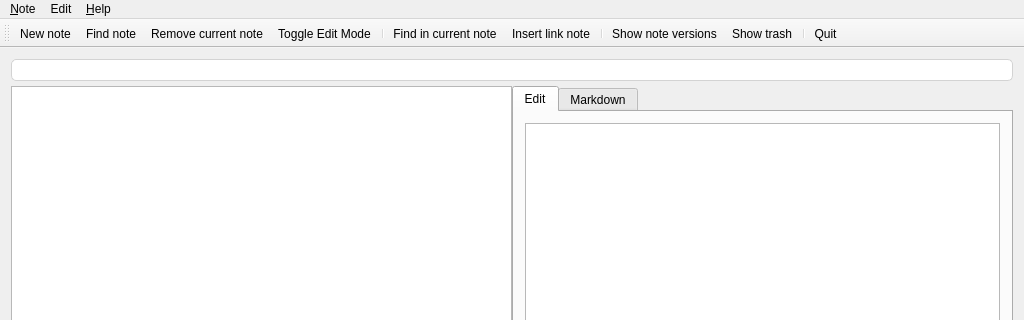
This is src/mainwindow.ui in pbek/QOwnNotes as Qt 5 draws it before an edit; both pictures show x 0 to 1024 and y 0 to 320 of the 1024 by 768 pixel window. The edited form follows.
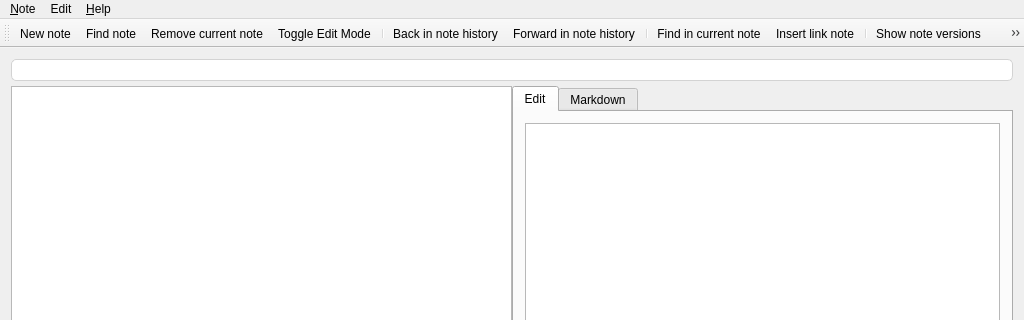
This is the edited form. Icons and pictures are not drawn.

Commit message: more note history implementation

The edit to the form file:
```diff
--- a/src/mainwindow.ui
+++ b/src/mainwindow.ui
@@ -338,6 +338,9 @@
    <addaction name="action_Remove_note"/>
    <addaction name="actionToggleEditMode"/>
    <addaction name="separator"/>
+   <addaction name="action_Back_in_note_history"/>
+   <addaction name="action_Forward_in_note_history"/>
+   <addaction name="separator"/>
    <addaction name="action_Find_text_in_note"/>
    <addaction name="actionInsert_Link_to_note"/>
    <addaction name="separator"/>
```
Left out of the diff: 8 changed lines with no effect on the pictures. The commit also changes 7 other files.
